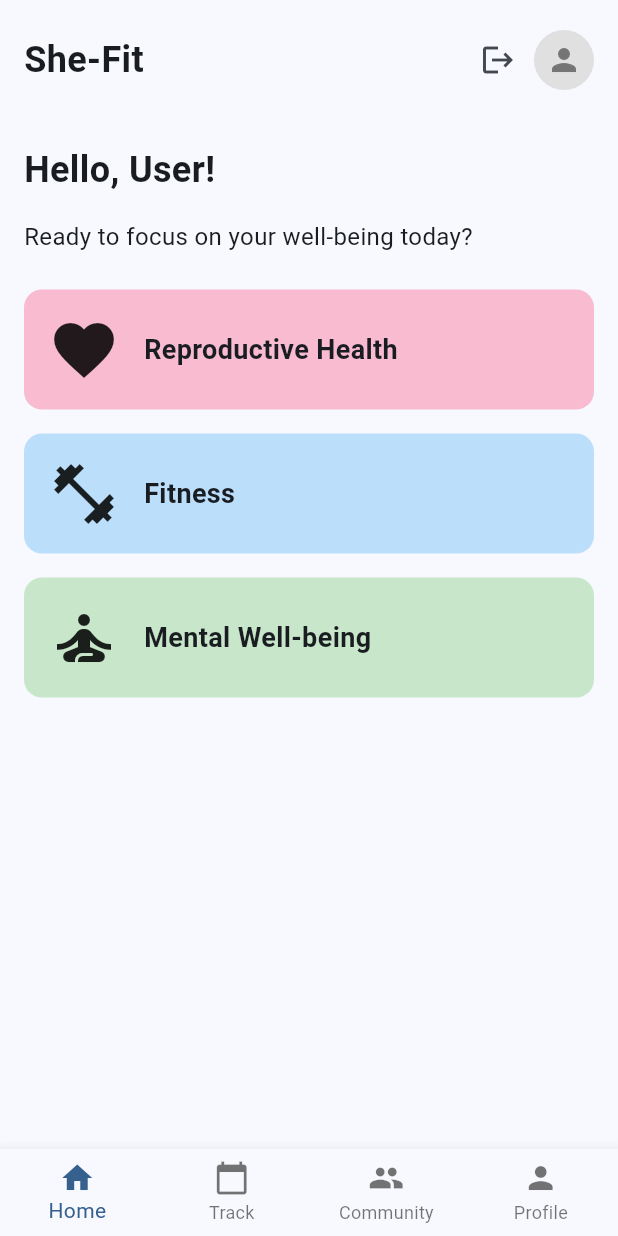
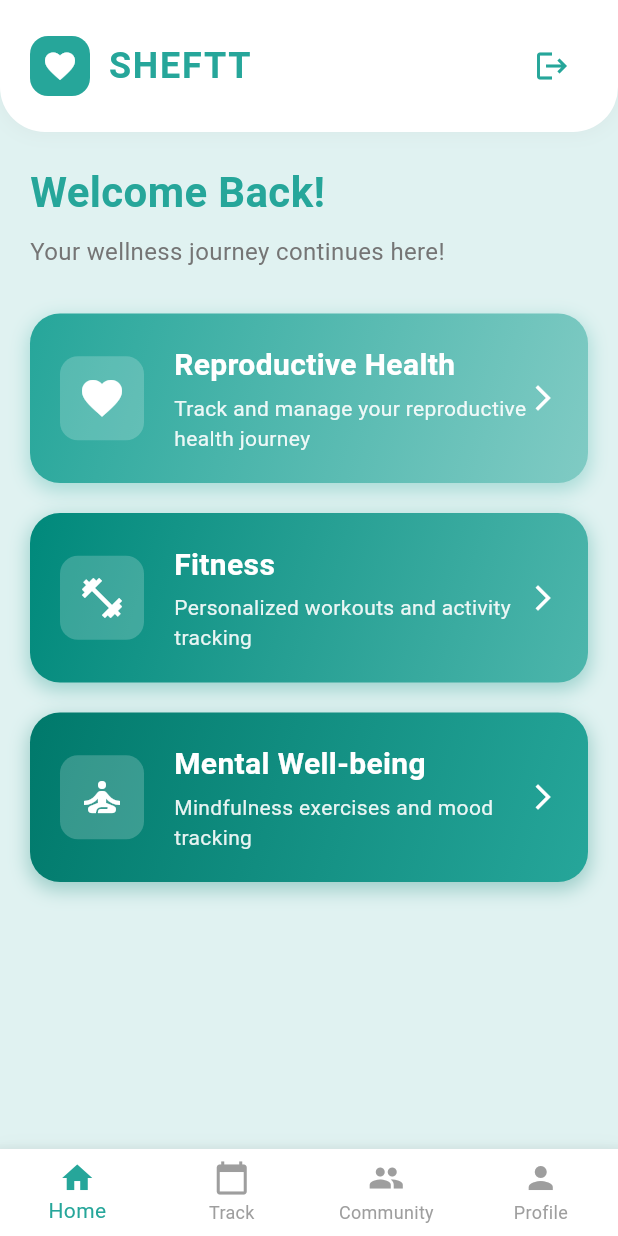
Before and after one commit to Team-POV/She-fit-app, a Flutter app: the HomePage screen opened by its route, on a phone screen of 412 x 824 dp. Run offline on Flutter 3.47's test engine with Material 3 defaults, Android fonts, the light colour scheme and no system bars; our stand-ins replace cloud_firestore, firebase_auth, firebase_core, shared_preferences; accounts and stored records are empty.

Commit message:
updated homescreen

```diff
--- a/lib/homepage/homepage.dart
+++ b/lib/homepage/homepage.dart
@@ -8,6 +8,7 @@ class HomePage extends StatelessWidget {
   @override
   Widget build(BuildContext context) {
     return Scaffold(
+      backgroundColor: Color(0xFFE0F2F1), // Light teal background
       body: SafeArea(
         child: Column(
           children: [
@@ -21,37 +22,65 @@ class HomePage extends StatelessWidget {
   }
 
   Widget _buildHeader(BuildContext context) {
-    return Padding(
-      padding: const EdgeInsets.all(16.0),
+    return Container(
+      padding: const EdgeInsets.all(20.0),
+      decoration: BoxDecoration(
+        color: Colors.white,
+        borderRadius: BorderRadius.only(
+          bottomLeft: Radius.circular(30),
+          bottomRight: Radius.circular(30),
+        ),
+        boxShadow: [
+          BoxShadow(
+            color: Colors.grey.withOpacity(0.1),
+            spreadRadius: 1,
+            blurRadius: 10,
+          ),
+        ],
+      ),
       child: Row(
         mainAxisAlignment: MainAxisAlignment.spaceBetween,
         children: [
-          Text(
-            'She-Fit',
-            style: TextStyle(fontSize: 24, fontWeight: FontWeight.bold),
-          ),
           Row(
             children: [
+              Container(
+                padding: EdgeInsets.all(8),
+                decoration: BoxDecoration(
+                  color: Color(0xFF26A69A),
+                  borderRadius: BorderRadius.circular(12),
+                ),
+                child: Icon(
+                  Icons.favorite,
+                  color: Colors.white,
+                  size: 24,
+                ),
+              ),
+              SizedBox(width: 12),
+              Text(
+                'SHEFTT',
+                style: TextStyle(
+                  fontSize: 24,
+                  fontWeight: FontWeight.bold,
+                  color: Color(0xFF26A69A),
+                  letterSpacing: 1.2,
+                ),
+              ),
+            ],
+          ),
           IconButton(
-                icon: Icon(Icons.logout),
+            icon: Icon(Icons.logout, color: Color(0xFF26A69A)),
             onPressed: () async {
               try {
                 await _authService.signOut();
-                    // Add a small delay to ensure Firebase completes the sign-out
                 await Future.delayed(Duration(milliseconds: 500));
 
                 if (context.mounted) {
-                      // Check if context is still valid
-                      // Show success message
                   ScaffoldMessenger.of(context).showSnackBar(
                     SnackBar(
                       content: Text('Successfully signed out'),
-                          backgroundColor:
-                              const Color.fromARGB(255, 120, 213, 188),
+                      backgroundColor: Color(0xFF26A69A),
                     ),
                   );
-
-                      // Navigate to login screen
                   Navigator.of(context).pushNamedAndRemoveUntil(
                     '/signin',
                     (Route<dynamic> route) => false,
@@ -59,7 +88,6 @@ class HomePage extends StatelessWidget {
                 }
               } catch (e) {
                 if (context.mounted) {
-                      // Check if context is still valid
                   ScaffoldMessenger.of(context).showSnackBar(
                     SnackBar(
                       content: Text('Failed to sign out: ${e.toString()}'),
@@ -70,47 +98,39 @@ class HomePage extends StatelessWidget {
               }
             },
           ),
-              // Replace CircleAvatar with a more reliable implementation
-              Container(
-                width: 40,
-                height: 40,
-                decoration: BoxDecoration(
-                  shape: BoxShape.circle,
-                  color: Colors.grey[300],
-                ),
-                child: Icon(
-                  Icons.person,
-                  color: Colors.grey[600],
-                ),
-              ),
-            ],
-          ),
         ],
       ),
     );
   }
 
   Widget _buildMainContent(BuildContext context) {
-    return Column(
+    return SingleChildScrollView(
+      child: Padding(
+        padding: const EdgeInsets.all(20.0),
+        child: Column(
           crossAxisAlignment: CrossAxisAlignment.start,
           children: [
-        Padding(
-          padding: const EdgeInsets.all(16.0),
-          child: Text(
-            'Hello, User!',
-            style: TextStyle(fontSize: 24, fontWeight: FontWeight.bold),
+            Text(
+              'Welcome Back!',
+              style: TextStyle(
+                fontSize: 28,
+                fontWeight: FontWeight.bold,
+                color: Color(0xFF26A69A),
               ),
             ),
-        Padding(
-          padding: const EdgeInsets.symmetric(horizontal: 16.0),
-          child: Text(
-            'Ready to focus on your well-being today?',
-            style: TextStyle(fontSize: 16),
+            SizedBox(height: 8),
+            Text(
+              'Your wellness journey continues here!',
+              style: TextStyle(
+                fontSize: 16,
+                color: Colors.grey[600],
               ),
             ),
-        SizedBox(height: 24),
+            SizedBox(height: 30),
             _buildCategoryCards(context),
           ],
+        ),
+      ),
     );
   }
 
@@ -119,30 +139,38 @@ class HomePage extends StatelessWidget {
       children: [
         _buildCategoryCard(
           'Reproductive Health',
+          'Track and manage your reproductive health journey',
           Icons.favorite,
-          Colors.pink[100]!,
           context,
+          gradientColors: [Color(0xFF26A69A), Color(0xFF80CBC4)],
         ),
-        SizedBox(height: 16),
+        SizedBox(height: 20),
         _buildCategoryCard(
           'Fitness',
+          'Personalized workouts and activity tracking',
           Icons.fitness_center,
-          Colors.blue[100]!,
           context,
+          gradientColors: [Color(0xFF00897B), Color(0xFF4DB6AC)],
         ),
-        SizedBox(height: 16),
+        SizedBox(height: 20),
         _buildCategoryCard(
           'Mental Well-being',
+          'Mindfulness exercises and mood tracking',
           Icons.self_improvement,
-          Colors.green[100]!,
           context,
+          gradientColors: [Color(0xFF00796B), Color(0xFF26A69A)],
         ),
       ],
     );
   }
 
   Widget _buildCategoryCard(
-      String title, IconData icon, Color color, BuildContext context) {
+    String title,
+    String subtitle,
+    IconData icon,
+    BuildContext context, {
+    required List<Color> gradientColors,
+  }) {
     return GestureDetector(
       onTap: () {
         if (title == 'Reproductive Health') {
@@ -153,19 +181,61 @@ class HomePage extends StatelessWidget {
         }
       },
       child: Container(
-        margin: EdgeInsets.symmetric(horizontal: 16),
-        padding: EdgeInsets.all(16),
+        padding: EdgeInsets.all(20),
         decoration: BoxDecoration(
-          color: color,
-          borderRadius: BorderRadius.circular(12),
+          gradient: LinearGradient(
+            colors: gradientColors,
+            begin: Alignment.topLeft,
+            end: Alignment.bottomRight,
+          ),
+          borderRadius: BorderRadius.circular(20),
+          boxShadow: [
+            BoxShadow(
+              color: gradientColors[0].withOpacity(0.3),
+              spreadRadius: 1,
+              blurRadius: 10,
+              offset: Offset(0, 4),
+            ),
+          ],
         ),
         child: Row(
           children: [
-            Icon(icon, size: 48),
-            SizedBox(width: 16),
+            Container(
+              padding: EdgeInsets.all(12),
+              decoration: BoxDecoration(
+                color: Colors.white.withOpacity(0.2),
+                borderRadius: BorderRadius.circular(12),
+              ),
+              child: Icon(icon, size: 32, color: Colors.white),
+            ),
+            SizedBox(width: 20),
+            Expanded(
+              child: Column(
+                crossAxisAlignment: CrossAxisAlignment.start,
+                children: [
                   Text(
                     title,
-              style: TextStyle(fontSize: 18, fontWeight: FontWeight.bold),
+                    style: TextStyle(
+                      fontSize: 20,
+                      fontWeight: FontWeight.bold,
+                      color: Colors.white,
+                    ),
+                  ),
+                  SizedBox(height: 4),
+                  Text(
+                    subtitle,
+                    style: TextStyle(
+                      fontSize: 14,
+                      color: Colors.white.withOpacity(0.9),
+                    ),
+                  ),
+                ],
+              ),
+            ),
+            Icon(
+              Icons.arrow_forward_ios,
+              color: Colors.white,
+              size: 20,
             ),
           ],
         ),
@@ -174,7 +244,21 @@ class HomePage extends StatelessWidget {
   }
 
   Widget _buildBottomNavBar() {
-    return BottomNavigationBar(
+    return Container(
+      decoration: BoxDecoration(
+        color: Colors.white,
+        boxShadow: [
+          BoxShadow(
+            color: Colors.grey.withOpacity(0.1),
+            spreadRadius: 1,
+            blurRadius: 10,
+          ),
+        ],
+      ),
+      child: BottomNavigationBar(
+        selectedItemColor: Color(0xFF26A69A),
+        unselectedItemColor: Colors.grey,
+        backgroundColor: Colors.white,
         type: BottomNavigationBarType.fixed,
         items: [
           BottomNavigationBarItem(icon: Icon(Icons.home), label: 'Home'),
@@ -183,6 +267,7 @@ class HomePage extends StatelessWidget {
           BottomNavigationBarItem(icon: Icon(Icons.group), label: 'Community'),
           BottomNavigationBarItem(icon: Icon(Icons.person), label: 'Profile'),
         ],
+      ),
     );
   }
 }
--- a/pubspec.yaml
+++ b/pubspec.yaml
@@ -10,7 +10,7 @@ dependencies:
   flutter:
     sdk: flutter
   cupertino_icons: ^1.0.8
-  firebase_core: ^3.4.0
+  firebase_core: 3.6.0
   firebase_auth: ^5.3.1
   cloud_firestore: ^5.4.4
   shared_preferences: ^2.3.2
```
Also changed, not shown: lib/homepage/85-858550_womens-health-icon-reproductive-health-symbol-clipart.png (added), 4 other files. Lines whose indentation alone changed are shown as unchanged.
